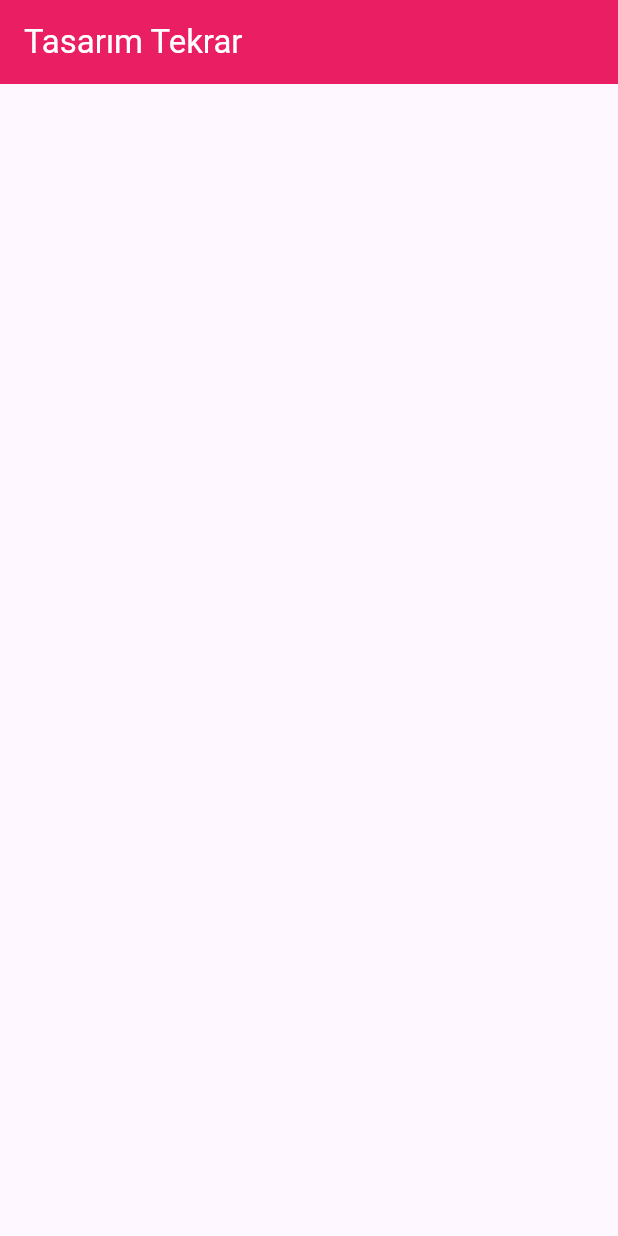
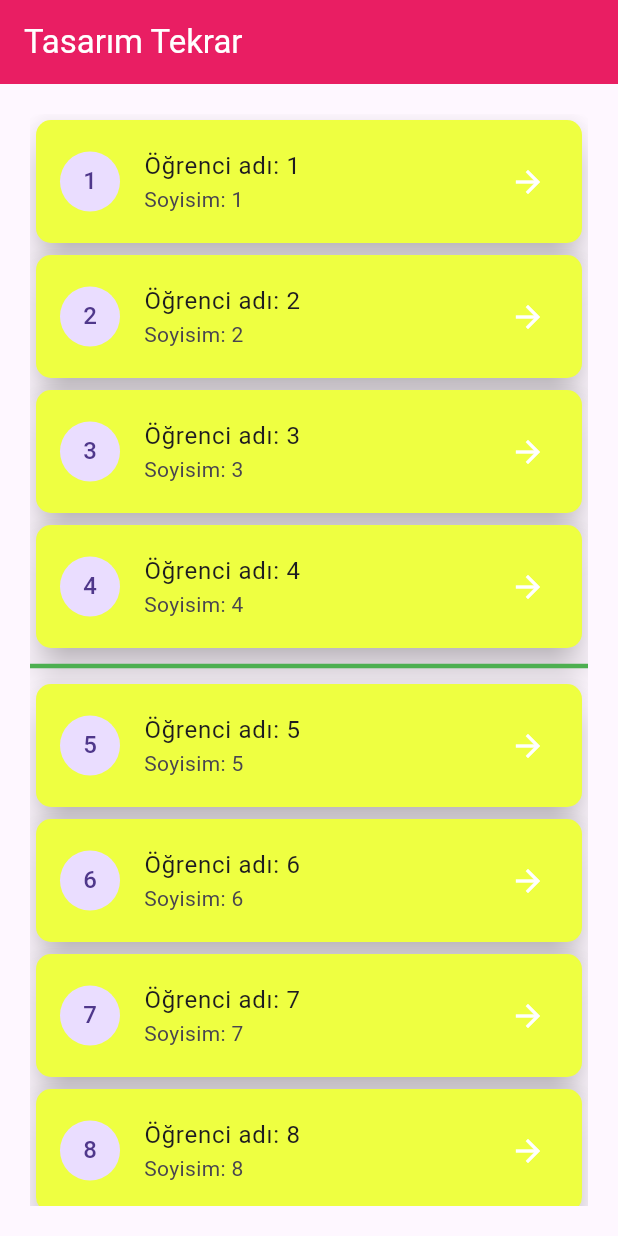
Before and after one commit to umut-akgul/tekrar_calismasi, a Flutter app: the screen it shows after launch, on a phone screen of 412 x 824 dp. Run offline on Flutter 3.47's test engine with Material 3 defaults, Android fonts, the phone set to English and light mode, and no system bars.

Commit message:
listview_seperated

```diff
--- a/lib/main.dart
+++ b/lib/main.dart
@@ -1,4 +1,5 @@
 import 'package:flutter/material.dart';
+import 'package:tekrar_calismasi/models/ogrenci.dart';
 
 void main() {
   runApp(const MyApp());
@@ -26,6 +27,15 @@
 
 class _TasarimTekrarState
     extends State<TasarimTekrar> {
+  List<Ogrenci> tumOgrenciler = List.generate(
+    5000,
+    (index) => Ogrenci(
+      id: index + 1,
+      isim: "Öğrenci adı: ${index + 1}",
+      soyisim: "Soyisim: ${index + 1}",
+    ),
+  );
+
   @override
   Widget build(BuildContext context) {
     return Scaffold(
@@ -34,6 +44,61 @@
         backgroundColor: Colors.pink,
         foregroundColor: Colors.white,
       ),
+      body: Padding(
+        padding: EdgeInsets.all(20),
+        child: ListView.separated(
+          itemBuilder: (context, index) {
+            Ogrenci ogr = tumOgrenciler[index];
+            return veriAlanSabitEleman(ogr);
+          },
+          separatorBuilder: (context, index) {
+            return (index + 1) % 4 == 0
+                ? Divider(
+                    color: Colors.green,
+                    thickness: 3,
+                  )
+                : Container();
+          },
+          itemCount: tumOgrenciler.length,
+        ),
+      ),
+    );
+  }
+
+  SizedBox veriAlanSabitEleman(Ogrenci ogr) {
+    return SizedBox(
+      height: 90,
+      child: Row(
+        children: [
+          Expanded(
+            child: Card(
+              color: Colors.limeAccent,
+              elevation: 10,
+              shape: RoundedRectangleBorder(
+                borderRadius:
+                    BorderRadius.circular(10),
+              ),
+              child: Align(
+                alignment: Alignment.center,
+                child: ListTile(
+                  onTap: () {},
+                  leading: CircleAvatar(
+                    child: Text(
+                      ogr.id.toString(),
+                    ),
+                  ),
+                  title: Text(ogr.isim),
+                  subtitle: Text(ogr.soyisim),
+                  trailing: Icon(
+                    Icons.arrow_forward,
+                    color: Colors.white,
+                  ),
+                ),
+              ),
+            ),
+          ),
+        ],
+      ),
     );
   }
 }
--- /dev/null
+++ b/lib/models/ogrenci.dart
@@ -0,0 +1,11 @@
+class Ogrenci {
+  final int id;
+  final String isim;
+  final String soyisim;
+
+  Ogrenci({
+    required this.id,
+    required this.isim,
+    required this.soyisim,
+  });
+}
```
